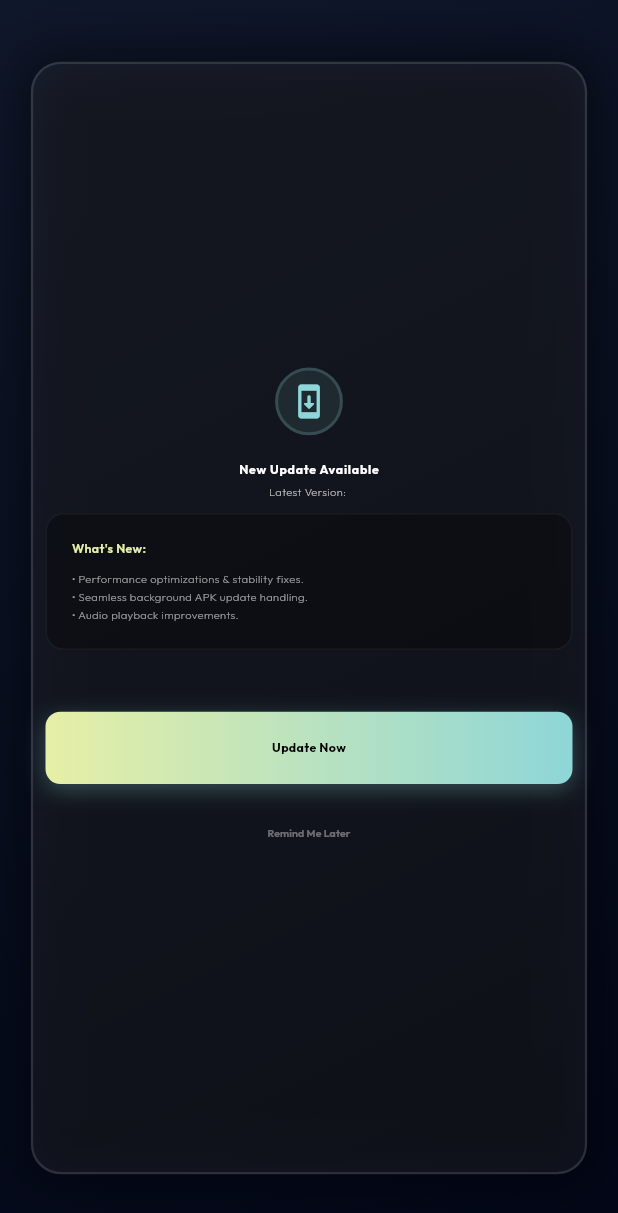
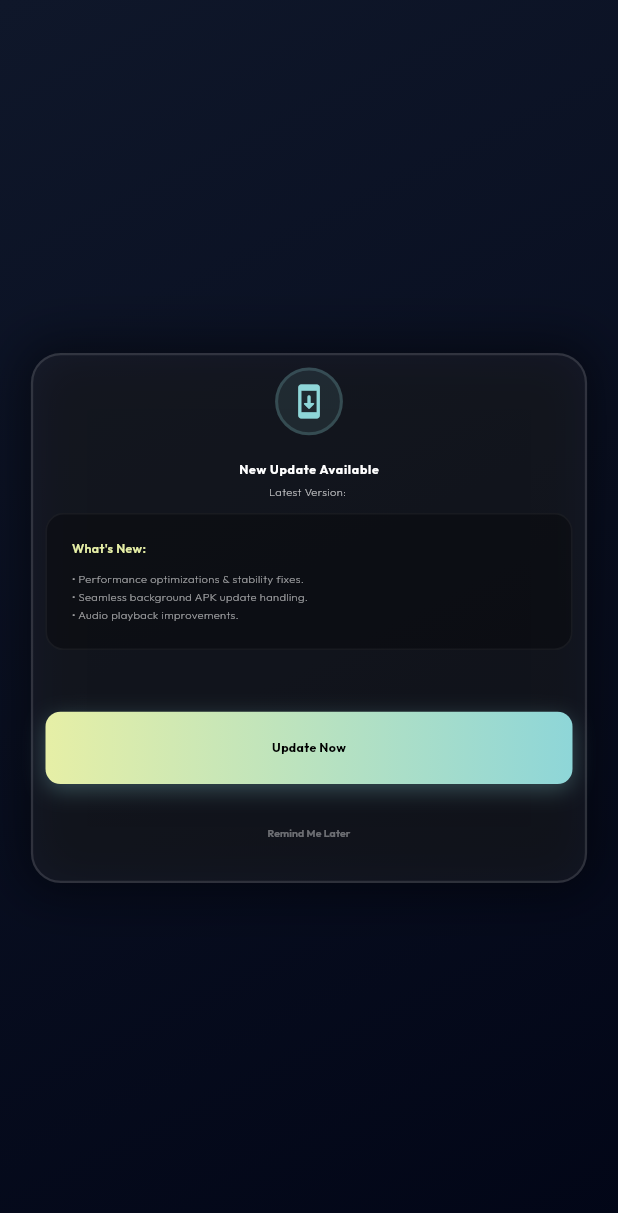
Before and after one commit to Dip8080/muadhin_v5, a Flutter app: the UpdateScreen screen opened directly, on a phone screen of 412 x 824 dp. Shown: the top 1213 px of the screen. Run offline on Flutter 3.47's test engine with Material 3 defaults, Android fonts, the phone set to English and light mode, and no system bars; our stand-ins replace cached_network_image, connectivity_plus, firebase_core, firebase_remote_config, firebase_storage, flutter_sizer and 11 more; missing offline and left inert: android_intent_plus, app_settings, screen_brightness, volume_controller; accounts and stored records are empty.

Commit message:
refactor: add 'whatsNew' state to UpdateController and update UpdateScreen to display new update information

```diff
--- a/lib/features/update/controller/update_controller.dart
+++ b/lib/features/update/controller/update_controller.dart
@@ -15,6 +15,7 @@ class UpdateController extends GetxController {
   var isForceUpdate = false.obs;
   var latestVersion = ''.obs;
   var apkUrl = ''.obs;
+  var whatsNew = ''.obs;
 
   // New states for in-app update progress
   var isDownloading = false.obs;
@@ -41,6 +42,7 @@ class UpdateController extends GetxController {
       latestVersion.value = _remoteConfig.getString('latest_version');
       isForceUpdate.value = _remoteConfig.getBool('force_update');
       apkUrl.value = _remoteConfig.getString('apk_url');
+      whatsNew.value = _remoteConfig.getString('whats_new');
 
       final packageInfo = await PackageInfo.fromPlatform();
       final currentVersion = packageInfo.version;
--- a/lib/features/update/presentation/screens/update_screen.dart
+++ b/lib/features/update/presentation/screens/update_screen.dart
@@ -30,7 +30,7 @@ class UpdateScreen extends StatelessWidget {
                 padding: EdgeInsets.symmetric(horizontal: 1.w),
                 child: Container(
                   width: 90.w,
-                  height: 90.h,
+                  // height: 90.h,
                   padding: EdgeInsets.all(2.w),
                   decoration: BoxDecoration(
                     color: Colors.white.withOpacity(0.05),
@@ -126,7 +126,9 @@ class UpdateScreen extends StatelessWidget {
                                 ),
                                 SizedBox(height: 1.h),
                                 Text(
-                                  "• Performance optimizations & stability fixes.\n• Seamless background APK update handling.\n• Audio playback improvements.",
+                                  controller.whatsNew.value.isNotEmpty
+                                      ? controller.whatsNew.value.replaceAll('\\n', '\n')
+                                      : "• Performance optimizations & stability fixes.\n• Seamless background APK update handling.\n• Audio playback improvements.",
                                   style: TextStyle(
                                     color: Colors.white60,
                                     fontSize: 1.8.w,
```
